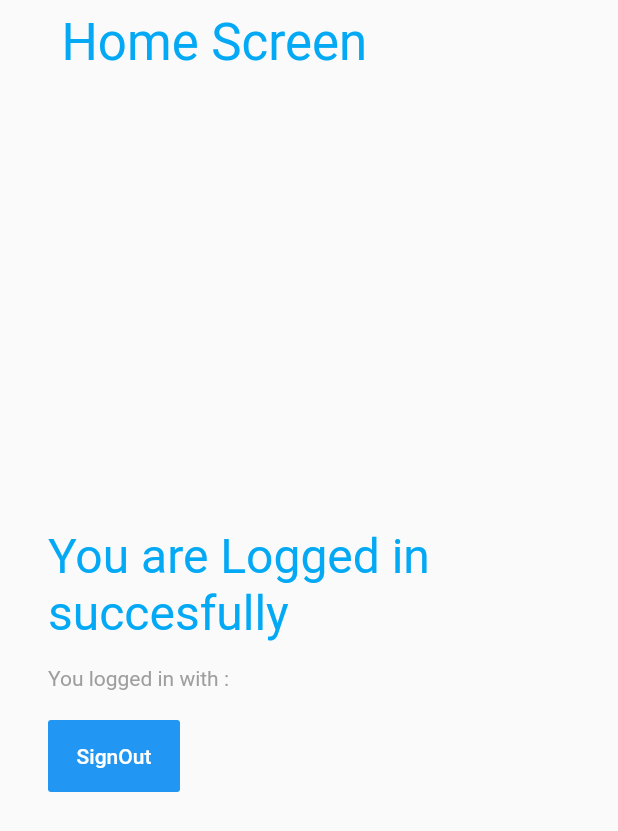
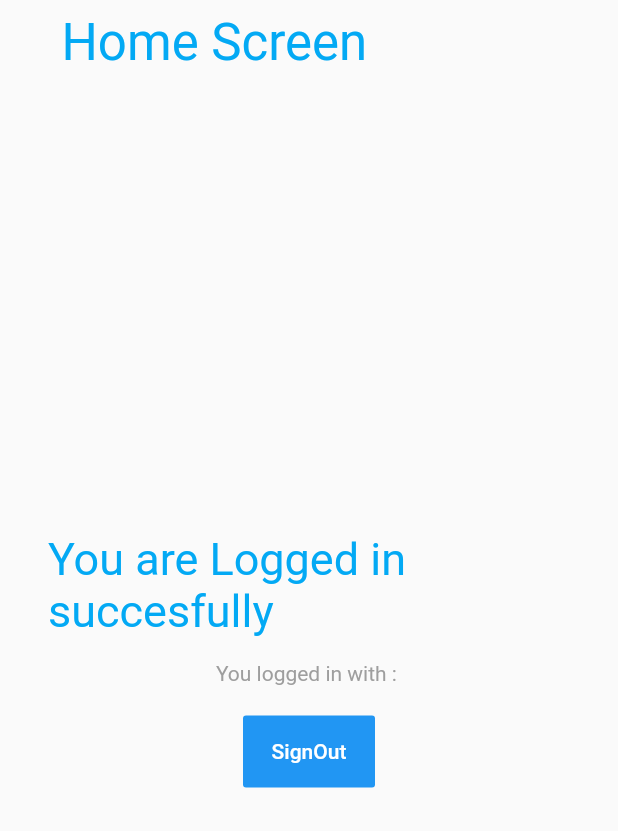
Before and after one commit to furkantekcan/login_base, a Flutter app: the screen it shows once a user with an empty profile is signed in, on a phone screen of 412 x 824 dp. Shown: the top 831 px of the screen. Run offline on Flutter 3.47's test engine with Material 2 defaults, Android fonts, the phone set to English and light mode, and no system bars; our stand-ins replace firebase_auth, firebase_core; accounts and stored records are empty; network calls fail.

```diff
--- a/lib/phone/services.dart
+++ b/lib/phone/services.dart
@@ -1,5 +1,4 @@
 import 'package:firebase_auth/firebase_auth.dart';
-
 import 'package:flutter/material.dart';
 import 'package:login_base/ui/screens/login_page.dart';
 import 'package:login_base/ui/screens/phone_login.dart';
@@ -16,8 +15,10 @@ class AuthService {
               title: 'Home Screen',
             );
           } else {
-            //return PhoneLoginScreen();
-            return LoginScreen(title: 'Login');
+            //return LoginScreen(title: 'Login');
+            return PhoneLoginScreen(
+              title: 'Phone Auth',
+            );
           }
         });
   }
--- a/lib/ui/screens/home.dart
+++ b/lib/ui/screens/home.dart
@@ -1,9 +1,11 @@
+import 'package:firebase_auth/firebase_auth.dart';
 import 'package:flutter/material.dart';
 import 'package:login_base/phone/services.dart';
 
 class HomeScreen extends StatelessWidget {
   final String title;
-  HomeScreen({this.title});
+  final User user;
+  HomeScreen({this.title, this.user});
 
   @override
   Widget build(BuildContext context) {
@@ -23,11 +25,10 @@ class HomeScreen extends StatelessWidget {
         padding: EdgeInsets.all(32),
         child: Column(
           mainAxisAlignment: MainAxisAlignment.center,
-          crossAxisAlignment: CrossAxisAlignment.start,
           children: <Widget>[
             Text(
               "You are Logged in succesfully",
-              style: TextStyle(color: Colors.lightBlue, fontSize: 32),
+              style: TextStyle(color: Colors.lightBlue, fontSize: 30),
             ),
             SizedBox(
               height: 16,
--- a/pubspec.yaml
+++ b/pubspec.yaml
@@ -31,8 +31,8 @@ dependencies:
   firebase_auth: ^0.18.0+1
   google_sign_in: ^4.5.3
   firebase_core: ^0.5.0
-  flutter_bloc: ^3.1.0
-  equatable: ^1.1.0
+  flutter_bloc: ^6.0.0
+  equatable: ^1.2.0
 
 dev_dependencies:
   flutter_test:
```
Also changed, not shown: lib/ui/screens/phone_login.dart (+19 -3 lines), lib/ui/screens/verify.dart (deleted, +0 -72 lines), pubspec.lock.
